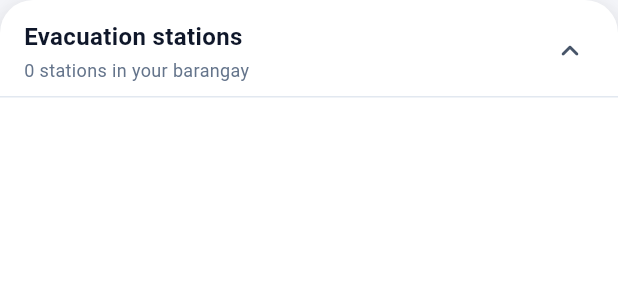
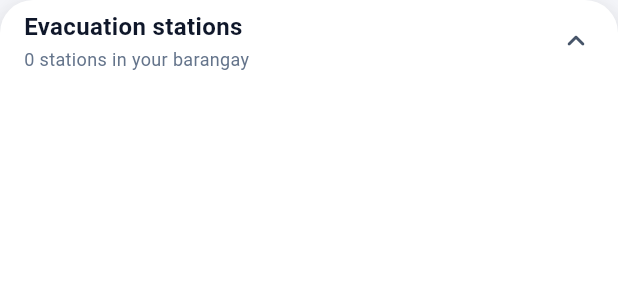
Before and after one commit to emmanuel16-cell/NorzAgapay, a Flutter app: the _StationListPanel widget shown alone on an empty page, opened directly with empty values, on a phone screen of 412 x 824 dp. Shown: the top 300 px of the screen. Run offline on Flutter 3.47's test engine with Material 3 defaults, Android fonts, the light colour scheme and no system bars; our stand-ins replace camera, flutter_map, flutter_secure_storage, hive_flutter, image_picker, latlong2 and 6 more; accounts and stored records are empty; network calls fail.

Commit message:
Refine evacuation map presentation

```diff
--- a/mobile_app/lib/screens/evac_centers_screen.dart
+++ b/mobile_app/lib/screens/evac_centers_screen.dart
@@ -281,8 +281,9 @@ class _EvacCentersScreenState extends State<EvacCentersScreen> {
 
   Widget _stationMap(bool canManage) {
     final mappableCenters = _centers.where(_hasCoordinates).toList();
-    final firstMappedCenter =
-        mappableCenters.isEmpty ? null : mappableCenters.first;
+    final firstMappedCenter = mappableCenters.isEmpty
+        ? null
+        : mappableCenters.first;
     final initialCenter =
         _userLocation ??
         (firstMappedCenter == null
@@ -292,7 +293,7 @@ class _EvacCentersScreenState extends State<EvacCentersScreen> {
     return LayoutBuilder(
       builder: (context, constraints) {
         final collapsedPanelHeight = math
-            .min(250.0, constraints.maxHeight * 0.42)
+            .min(64.0, constraints.maxHeight * 0.12)
             .toDouble();
         final expandedPanelHeight = math
             .min(460.0, constraints.maxHeight * 0.7)
@@ -315,6 +316,7 @@ class _EvacCentersScreenState extends State<EvacCentersScreen> {
                   urlTemplate: 'https://tile.openstreetmap.org/{z}/{x}/{y}.png',
                   userAgentPackageName: 'ph.gov.mdrrmo.norzagapay_mobile',
                 ),
+                const MunicipalityBoundaryMapLayer(outsideColor: Colors.white),
                 MunicipalityBoundaryMarkerLayer(
                   markers: [
                     ...mappableCenters.map(
@@ -350,15 +352,15 @@ class _EvacCentersScreenState extends State<EvacCentersScreen> {
                             shape: BoxShape.circle,
                             border: Border.all(color: Colors.white, width: 4),
                             boxShadow: const [
-                              BoxShadow(color: Color(0x40000000), blurRadius: 6),
+                              BoxShadow(
+                                color: Color(0x40000000),
+                                blurRadius: 6,
+                              ),
                             ],
                           ),
                         ),
                       ),
                   ],
-                ),
-                const MunicipalityBoundaryMapLayer(
-                  outsideColor: Color(0xFFF5F6FA),
                 ),
               ],
             ),
@@ -576,7 +578,7 @@ class _StationListPanel extends StatelessWidget {
     child: Column(
       children: [
         Padding(
-          padding: const EdgeInsets.fromLTRB(16, 10, 8, 6),
+          padding: const EdgeInsets.fromLTRB(16, 6, 8, 6),
           child: Row(
             children: [
               Expanded(
@@ -603,6 +605,9 @@ class _StationListPanel extends StatelessWidget {
                 ),
               ),
               IconButton(
+                visualDensity: VisualDensity.compact,
+                constraints: const BoxConstraints(minWidth: 40, minHeight: 40),
+                padding: EdgeInsets.zero,
                 tooltip: expanded
                     ? 'Collapse station list'
                     : 'Expand station list',
@@ -617,6 +622,7 @@ class _StationListPanel extends StatelessWidget {
             ],
           ),
         ),
+        if (expanded) ...[
           const Divider(height: 1, color: Color(0xFFE2E8F0)),
           Expanded(
             child: ListView.builder(
@@ -662,6 +668,7 @@ class _StationListPanel extends StatelessWidget {
               },
             ),
           ),
+        ],
       ],
     ),
   );
```
Lines whose indentation alone changed are shown as unchanged.
